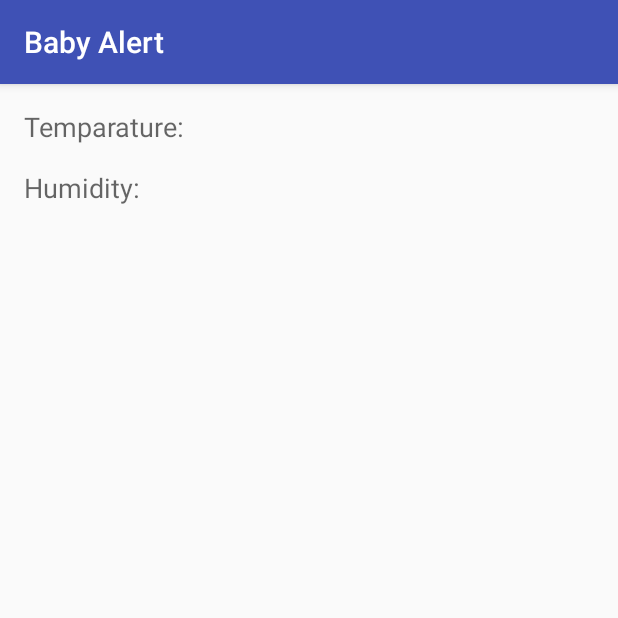
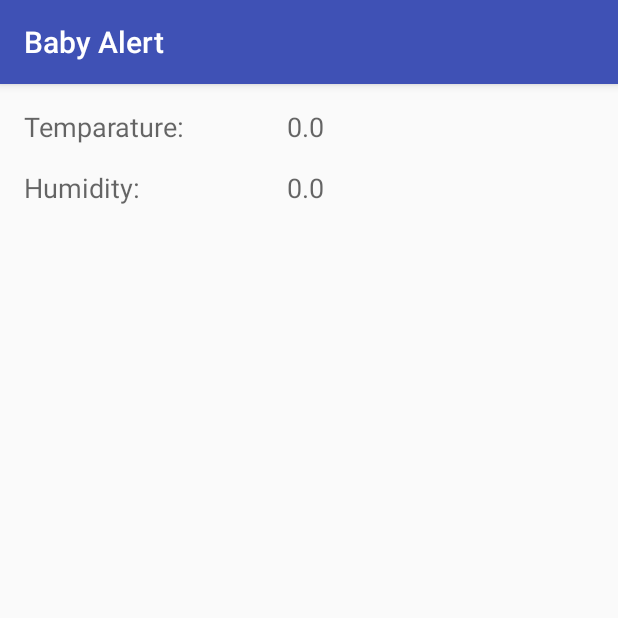
Before and after one commit to ChaosOrd/baby_alert, an Android app: the screen it shows after launch (DisplayReadingsActivity), after a tap on "CONNECT", on a phone screen of 412 x 824 dp, the top half of it. Run offline under Robolectric (Android 15) with nearby library versions, the light colour scheme and no system bars; 2 statements that could not run were skipped.

Commit message:
updating the reading periodically

```diff
--- a/android/app/src/main/java/com/baby_alert/DisplayReadingsActivity.java
+++ b/android/app/src/main/java/com/baby_alert/DisplayReadingsActivity.java
@@ -6,6 +6,7 @@ import android.net.ConnectivityManager;
 import android.net.NetworkInfo;
 import android.support.v7.app.AppCompatActivity;
 import android.os.Bundle;
+import android.view.View;
 import android.widget.TextView;
 
 import java.util.Locale;
@@ -32,7 +33,7 @@ public class DisplayReadingsActivity extends AppCompatActivity implements Readin
 
     private void startGatherReadings() {
         if (gatherReadingsFragment != null) {
-            gatherReadingsFragment.startGatheringReadings();
+            gatherReadingsFragment.startGatherReadings();
         }
     }
 
@@ -42,11 +43,19 @@ public class DisplayReadingsActivity extends AppCompatActivity implements Readin
         temperatureView.setText(String.format(Locale.US,"%.1f", reading.getTemperature()));
         TextView humidityView = findViewById(R.id.humidityValue);
         humidityView.setText(String.format(Locale.US, "%.1f", reading.getHumidity()));
+        TextView errorMsgView = findViewById(R.id.errorMsgLabel);
+        errorMsgView.setVisibility(View.INVISIBLE);
     }
 
     @Override
     public void onReadingNotGathered(String reason) {
+        setErrorMessage(reason);
+    }
 
+    private void setErrorMessage(String errorMessage) {
+        TextView errorMsgView = findViewById(R.id.errorMsgLabel);
+        errorMsgView.setText(errorMessage);
+        errorMsgView.setVisibility(View.VISIBLE);
     }
 
     @Override
--- a/android/app/src/main/java/com/baby_alert/GatherReadingsFragment.java
+++ b/android/app/src/main/java/com/baby_alert/GatherReadingsFragment.java
@@ -9,6 +9,9 @@ import android.view.LayoutInflater;
 import android.view.View;
 import android.view.ViewGroup;
 
+import java.util.Timer;
+import java.util.TimerTask;
+
 
 /**
  * A simple {@link Fragment} subclass.
@@ -19,11 +22,12 @@ import android.view.ViewGroup;
  * create an instance of this fragment.
  */
 public class GatherReadingsFragment extends Fragment {
-    private ReadingsGatheredCallback readingsCallback;
+    private ReadingsGatheredCallback<Reading> readingsCallback;
     private static final String DEVICE_HOST = "HostKey";
+    private static final int TIMER_PERIOD = 10000;
     private static final String TAG = "GatherReadingsFragment";
-    private GatherReadingsTask gatherReadingsTask;
     private String deviceHost;
+    private Timer gatherReadingsTimer;
 
     public GatherReadingsFragment() {
         // Required empty public constructor
@@ -47,6 +51,13 @@ public class GatherReadingsFragment extends Fragment {
         super.onCreate(savedInstanceState);
         deviceHost = getArguments().getString(DEVICE_HOST);
         setRetainInstance(true);
+        gatherReadingsTimer = new Timer(true);
+        gatherReadingsTimer.schedule(new TimerTask() {
+            @Override
+            public void run() {
+                startGatherReadings();
+            }
+        }, 0, TIMER_PERIOD);
     }
 
     @Override
@@ -68,8 +79,8 @@ public class GatherReadingsFragment extends Fragment {
         readingsCallback = null;
     }
 
-    public void startGatheringReadings() {
-        gatherReadingsTask = new GatherReadingsTask(readingsCallback);
+    public void startGatherReadings() {
+        GatherReadingsTask gatherReadingsTask = new GatherReadingsTask(readingsCallback);
         gatherReadingsTask.execute(deviceHost);
     }
 
--- a/android/app/src/main/java/com/baby_alert/GatherReadingsTask.java
+++ b/android/app/src/main/java/com/baby_alert/GatherReadingsTask.java
@@ -13,12 +13,15 @@ import java.io.IOException;
 import java.io.InputStream;
 import java.io.InputStreamReader;
 import java.io.Reader;
+import java.net.SocketTimeoutException;
 import java.net.URL;
+import java.net.URLConnection;
 import java.nio.charset.Charset;
 
 public class GatherReadingsTask extends AsyncTask<String, Void, Reading> {
 
     private ReadingsGatheredCallback<Reading> callback;
+    private final static int CONNECTION_TIMEOUT = 2000;
 
     private void setCallback(ReadingsGatheredCallback<Reading> callback) {
         this.callback = callback;
@@ -49,15 +52,19 @@ public class GatherReadingsTask extends AsyncTask<String, Void, Reading> {
             URL url = new URL(String.format("http://%s/measurements/last", host));
             JSONObject json = downloadUrl(url);
             return Reading.parseResult(json);
-        } catch (Exception e) {
-            return new Reading(e);
+        }
+        catch (SocketTimeoutException e) {
+            return new Reading("Could not connect, please check the URL");
+        }
+        catch (Exception e) {
+            return new Reading(e.getMessage());
         }
     }
 
     @Override
     protected void onPostExecute(Reading reading) {
-        if (reading.getException() != null) {
-            callback.onReadingNotGathered(reading.getException().getMessage());
+        if (reading.getFailReason() != null) {
+            callback.onReadingNotGathered(reading.getFailReason());
         }
         else {
             callback.onReadingGathered(reading);
@@ -74,7 +81,10 @@ public class GatherReadingsTask extends AsyncTask<String, Void, Reading> {
     }
 
     private JSONObject downloadUrl(URL url) throws JSONException, IOException {
-        InputStream is = url.openStream();
+        URLConnection con = url.openConnection();
+        con.setConnectTimeout(CONNECTION_TIMEOUT);
+        con.setReadTimeout(CONNECTION_TIMEOUT);
+        InputStream is = con.getInputStream();
         try {
             BufferedReader rd = new BufferedReader(new InputStreamReader(is, Charset.forName("UTF-8")));
             String jsonText = readAll(rd);
--- a/android/app/src/main/java/com/baby_alert/MainActivity.java
+++ b/android/app/src/main/java/com/baby_alert/MainActivity.java
@@ -23,15 +23,6 @@ public class MainActivity extends AppCompatActivity {
         setContentView(R.layout.activity_main);
         Toolbar toolbar = findViewById(R.id.toolbar);
         setSupportActionBar(toolbar);
-
-        FloatingActionButton fab = findViewById(R.id.fab);
-        fab.setOnClickListener(new View.OnClickListener() {
-            @Override
-            public void onClick(View view) {
-                Snackbar.make(view, "Replace with your own action", Snackbar.LENGTH_LONG)
-                        .setAction("Action", null).show();
-            }
-        });
         readHost();
     }
 
--- a/android/app/src/main/java/com/baby_alert/Reading.java
+++ b/android/app/src/main/java/com/baby_alert/Reading.java
@@ -6,15 +6,15 @@ import org.json.JSONObject;
 public class Reading {
     private float temperature;
     private float humidity;
-    private Exception exception;
+    private String failReason;
 
     Reading(float temperature, float humidity) {
         this.temperature = temperature;
         this.humidity = humidity;
     }
 
-    Reading(Exception e) {
-        exception = e;
+    Reading(String reason) {
+        failReason = reason;
     }
 
     public float getTemperature() {
@@ -25,8 +25,8 @@ public class Reading {
         return humidity;
     }
 
-    public Exception getException() {
-        return exception;
+    public String getFailReason() {
+        return failReason;
     }
 
     public static Reading parseResult(JSONObject json) throws JSONException {
--- a/android/app/src/main/res/layout/activity_display_readings.xml
+++ b/android/app/src/main/res/layout/activity_display_readings.xml
@@ -5,6 +5,21 @@
     android:layout_width="match_parent"
     android:layout_height="match_parent"
     tools:context="com.baby_alert.DisplayReadingsActivity">
+
+    <TextView
+        android:id="@+id/errorMsgLabel"
+        android:layout_width="0dp"
+        android:layout_height="wrap_content"
+        android:layout_marginEnd="16dp"
+        android:layout_marginStart="16dp"
+        android:layout_marginTop="16dp"
+        android:text="Error Message"
+        android:textAppearance="@style/TextAppearance.AppCompat.Medium"
+        android:textColor="@android:color/holo_red_dark"
+        android:visibility="invisible"
+        app:layout_constraintEnd_toEndOf="parent"
+        app:layout_constraintStart_toStartOf="parent"
+        app:layout_constraintTop_toBottomOf="@+id/humidityLabel" />
 
     <TextView
         android:id="@+id/humidityValue"
--- a/android/app/src/main/res/layout/activity_main.xml
+++ b/android/app/src/main/res/layout/activity_main.xml
@@ -22,12 +22,4 @@
 
     <include layout="@layout/content_main" />
 
-    <android.support.design.widget.FloatingActionButton
-        android:id="@+id/fab"
-        android:layout_width="wrap_content"
-        android:layout_height="wrap_content"
-        android:layout_gravity="bottom|end"
-        android:layout_margin="@dimen/fab_margin"
-        app:srcCompat="@android:drawable/ic_dialog_email" />
-
 </android.support.design.widget.CoordinatorLayout>
```
